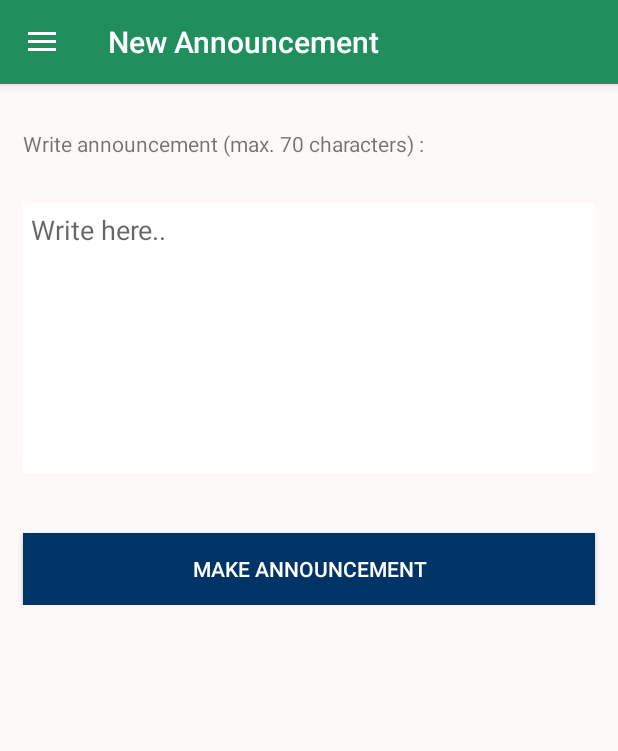
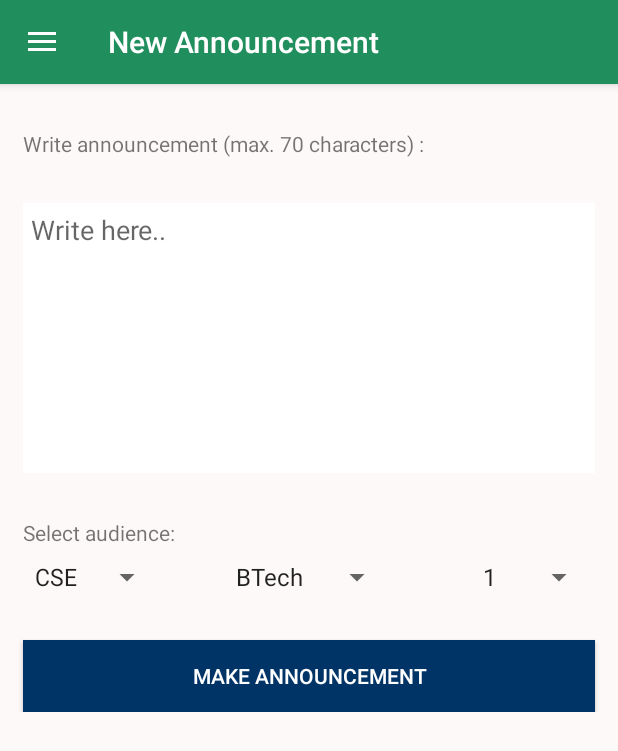
Before and after one commit to shubhamgSD/VQuest, an Android app: the fragment AnnouncementFragment placed in its activity, on a phone screen of 412 x 824 dp. Shown: the top 751 px of the screen. Run offline under Robolectric (Android 15) with nearby library versions, the phone set to English and light mode, and no system bars; our stand-ins replace Firebase (no records; nobody signed in at launch, a user with empty details on screens opened directly); libraries missing offline, so code that uses them is left out: com.google.api.client, com.google.api.services; pictures from the network do not load; 7 statements that could not run were skipped.

Commit message:
final updates from Chirag

```diff
--- a/app/src/main/java/com/csy/vquest/AnnouncementFragment.java
+++ b/app/src/main/java/com/csy/vquest/AnnouncementFragment.java
@@ -9,8 +9,10 @@ import android.view.LayoutInflater;
 import android.view.View;
 import android.view.ViewGroup;
 import android.widget.AdapterView;
+import android.widget.ArrayAdapter;
 import android.widget.Button;
 import android.widget.EditText;
+import android.widget.Spinner;
 import android.widget.Toast;
 
 import com.google.firebase.auth.FirebaseAuth;
@@ -21,6 +23,8 @@ import com.google.firebase.database.FirebaseDatabase;
 import com.google.firebase.database.ServerValue;
 import com.google.firebase.database.ValueEventListener;
 
+import static com.csy.vquest.NavigationDrawerActivity.current_uname;
+
 
 public class AnnouncementFragment extends Fragment{
 
@@ -29,6 +33,9 @@ public class AnnouncementFragment extends Fragment{
     private Button make_announcement;
     private FirebaseDatabase database;
     private long noOfChild = 0;
+
+    private String dept, deg, year;
+    private Spinner deptSpinner, degSpinner, yearSpinner;
 
     public AnnouncementFragment() {
         // Required empty public constructor
@@ -43,8 +50,9 @@ public class AnnouncementFragment extends Fragment{
         getActivity().setTitle("New Announcement");
         View view = inflater.inflate(R.layout.fragment_announcement, container, false);
 
-
-
+        deptSpinner = (Spinner) view.findViewById(R.id.spinner_dept);
+        degSpinner = (Spinner) view.findViewById(R.id.spinner_deg);
+        yearSpinner = (Spinner) view.findViewById(R.id.spinner_year);
 
         database = FirebaseDatabase.getInstance();
         DatabaseReference rootRef = database.getReference();
@@ -64,34 +72,83 @@ public class AnnouncementFragment extends Fragment{
             }
         });
 
+        ArrayAdapter<CharSequence> deptAdapter = ArrayAdapter.createFromResource(
+                getContext(),
+                R.array.dept_all_array,
+                android.R.layout.simple_spinner_item);
+        deptAdapter.setDropDownViewResource(android.R.layout.simple_spinner_dropdown_item);
+        deptSpinner.setAdapter(deptAdapter);
+
+        deptSpinner.setOnItemSelectedListener(new AdapterView.OnItemSelectedListener() {
+            @Override
+            public void onItemSelected(AdapterView<?> parent, View view, int position, long id) {
+                dept = parent.getItemAtPosition(position).toString();
+            }
+
+            @Override
+            public void onNothingSelected(AdapterView<?> parent) {
+                dept = parent.getItemAtPosition(0).toString();
+            }
+        });
+
+        ArrayAdapter<CharSequence> degAdapter = ArrayAdapter.createFromResource(
+                getContext(),
+                R.array.deg_all_array,
+                android.R.layout.simple_spinner_item);
+        degAdapter.setDropDownViewResource(android.R.layout.simple_spinner_dropdown_item);
+        degSpinner.setAdapter(degAdapter);
+
+        degSpinner.setOnItemSelectedListener(new AdapterView.OnItemSelectedListener() {
+            @Override
+            public void onItemSelected(AdapterView<?> parent, View view, int position, long id) {
+                deg = parent.getItemAtPosition(position).toString();
+            }
+
+            @Override
+            public void onNothingSelected(AdapterView<?> parent) {
+                deg = parent.getItemAtPosition(0).toString();
+            }
+        });
+
+        ArrayAdapter<CharSequence> yearAdapter = ArrayAdapter.createFromResource(
+                getContext(),
+                R.array.year_all_array,
+                android.R.layout.simple_spinner_item);
+        yearAdapter.setDropDownViewResource(android.R.layout.simple_spinner_dropdown_item);
+        yearSpinner.setAdapter(yearAdapter);
+
+        yearSpinner.setOnItemSelectedListener(new AdapterView.OnItemSelectedListener() {
+            @Override
+            public void onItemSelected(AdapterView<?> parent, View view, int position, long id) {
+                year = parent.getItemAtPosition(position).toString();
+            }
+
+            @Override
+            public void onNothingSelected(AdapterView<?> parent) {
+                year = parent.getItemAtPosition(0).toString();
+            }
+        });
+
         announcement = (EditText) view.findViewById(R.id.writeannounce);
         make_announcement = (Button) view.findViewById(R.id.buttonannounce);
         make_announcement.setOnClickListener(new View.OnClickListener() {
             @Override
             public void onClick(View view) {
                 ann = announcement.getText().toString();
-                noOfChild = noOfChild + 1;
+
                 FirebaseDatabase database = FirebaseDatabase.getInstance();
                 DatabaseReference rootRef = database.getReference();
                 DatabaseReference announcementRef = rootRef.child("announcement");
 
+                noOfChild = noOfChild + 1;
                 final DatabaseReference newAnnouncementRef = announcementRef.child(String.valueOf(noOfChild));
+                newAnnouncementRef.child("degree").setValue(deg);
+                newAnnouncementRef.child("department").setValue(dept);
+                newAnnouncementRef.child("year").setValue(year);
                 newAnnouncementRef.child("astring").setValue(ann);
                 newAnnouncementRef.child("time").setValue(ServerValue.TIMESTAMP);
-
-                rootRef.child("member")
-                        .child(FirebaseAuth.getInstance().getCurrentUser().getUid())
-                        .child("username").addListenerForSingleValueEvent(new ValueEventListener() {
-                    @Override
-                    public void onDataChange(DataSnapshot dataSnapshot) {
-                        newAnnouncementRef.child("username").setValue(dataSnapshot.getValue());
-                    }
-
-                    @Override
-                    public void onCancelled(DatabaseError databaseError) {
-
-                    }
-                });
+                newAnnouncementRef.child("username").setValue(current_uname);
+                newAnnouncementRef.child("visibility").setValue(1);
 
                 Toast.makeText(getActivity(), "Announced succesfully", Toast.LENGTH_LONG).show();
                 getActivity().onBackPressed();
--- a/app/src/main/java/com/csy/vquest/CreateSurveyFragment.java
+++ b/app/src/main/java/com/csy/vquest/CreateSurveyFragment.java
@@ -319,11 +319,10 @@ public class CreateSurveyFragment extends Fragment implements View.OnClickListen
             newSurveyRef.child("degree").setValue(deg);
             newSurveyRef.child("department").setValue(dept);
             newSurveyRef.child("year").setValue(year);
-
+            newSurveyRef.child("time").setValue(ServerValue.TIMESTAMP);
             newSurveyRef.child("sanonymity").setValue(anonymity);
             newSurveyRef.child("sstring").setValue(surveyQuestion);
             newSurveyRef.child("views").setValue(views);
-            newSurveyRef.child("time").setValue(ServerValue.TIMESTAMP);
             newSurveyRef.child("r_no").setValue(r_no);
             newSurveyRef.child("visibility").setValue(visibility);
             newSurveyRef.child("username").setValue(current_uname);
--- a/app/src/main/java/com/csy/vquest/HomePageFragment.java
+++ b/app/src/main/java/com/csy/vquest/HomePageFragment.java
@@ -56,43 +56,29 @@ import java.util.HashMap;
 import java.util.Map;
 
 import static android.content.ContentValues.TAG;
+import static com.csy.vquest.NavigationDrawerActivity.current_deg;
+import static com.csy.vquest.NavigationDrawerActivity.current_dept;
 import static com.csy.vquest.NavigationDrawerActivity.current_uname;
+import static com.csy.vquest.NavigationDrawerActivity.current_year;
 
 public class HomePageFragment extends Fragment implements AdapterView.OnItemClickListener {
 
-    private ImageButton imageButton;
     private ListView listView;
     private ProgressBar loadingIndicator;
     private BottomNavigationView bottomNavigationView;
 
     private String fragmentType;
 
-    private DatabaseReference announcementRef;
+    private Query announcementRef;
     private RecyclerView list;
     private LinearLayoutManager mLayoutManager;
     private static int year;
     private static int month;
     private static int day;
-    private static int hour;
-    private static int minute;
-    private static int seconds;
 
-//    Parcelable state;
+    private final static String ALL = "All";
 
-//    private int indexList = 0;
-//    private int toplist = 0;
-//    private View vList;
-    private SearchView searchView;
-    private ActionBar bar;
-    private String[] values;
-    CursorAdapter adapter;
-    Query query;
-    Map<String, String>  map;
-    int count=0;
     int i=-1;
-   static int pos=0;
-
-
 
     CustomFirebaseListAdapter firebaseListAdapter;
 
@@ -242,8 +228,6 @@ public class HomePageFragment extends Fragment implements AdapterView.OnItemClic
         }
         View view = inflater.inflate(R.layout.fragment_home_page, container, false);
 
-        announcementRef = FirebaseDatabase.getInstance().getReference("announcement");
-        announcementRef.keepSynced(true);
         list = (RecyclerView) view.findViewById(R.id.list);
         mLayoutManager = new LinearLayoutManager(getContext(),LinearLayoutManager.HORIZONTAL, true);
         mLayoutManager.setStackFromEnd(true);
@@ -307,6 +291,8 @@ public class HomePageFragment extends Fragment implements AdapterView.OnItemClic
 
         DatabaseReference rootRef = FirebaseDatabase.getInstance().getReference();
         DatabaseReference questionRef = rootRef.child("question");
+        announcementRef = rootRef.child("announcement").orderByChild("visibility").equalTo(1);
+        announcementRef.keepSynced(true);
 
         if (fragmentType == "home") {
             firebaseListAdapter = new CustomFirebaseListAdapter(getActivity(),
@@ -357,13 +343,20 @@ public class HomePageFragment extends Fragment implements AdapterView.OnItemClic
     @Override
     public void onStart() {
         super.onStart();
-        FirebaseRecyclerAdapter<AnnouncementBean,AnnouncementViewHolder>firebaseRecyclerAdapter = new FirebaseRecyclerAdapter<AnnouncementBean, AnnouncementViewHolder>
+        FirebaseRecyclerAdapter<AnnouncementBean,AnnouncementViewHolder>firebaseRecyclerAdapter
+                = new FirebaseRecyclerAdapter<AnnouncementBean, AnnouncementViewHolder>
                 (AnnouncementBean.class, R.layout.announcement_item,AnnouncementViewHolder.class,announcementRef) {
             @Override
             protected void populateViewHolder(AnnouncementViewHolder viewHolder, AnnouncementBean model, int position) {
-                viewHolder.setannouncement(model.getAstring());
-                viewHolder.setusername(model.getUsername());
-                viewHolder.settime(model.getTime());
+                if ((model.getDegree().equals(ALL) || model.getDegree().equals(current_deg))
+                        && (model.getDepartment().equals(ALL) || model.getDepartment().equals(current_dept))
+                        && (model.getYear().equals(ALL) || model.getYear().equals(current_year))) {
+
+                    viewHolder.setannouncement(model.getAstring());
+                    viewHolder.setusername(model.getUsername());
+                    viewHolder.settime(model.getTime());
+
+                }
             }
         };
         list.setAdapter(firebaseRecyclerAdapter);
@@ -390,14 +383,12 @@ public class HomePageFragment extends Fragment implements AdapterView.OnItemClic
             Calendar cal = Calendar.getInstance();
             cal.setTime(date);
             year = cal.get(Calendar.YEAR);
-            month = cal.get(Calendar.MONTH);
+            month = cal.get(Calendar.MONTH) + 1;
             day = cal.get(Calendar.DAY_OF_MONTH);
-            hour = cal.get(Calendar.HOUR_OF_DAY);
-            minute = cal.get(Calendar.MINUTE);
-            seconds = cal.get(Calendar.SECOND);
             announcement_time.setText(day+"/"+month+"/"+year);
 
         }
+
     }
 
 }
--- a/app/src/main/res/layout/fragment_announcement.xml
+++ b/app/src/main/res/layout/fragment_announcement.xml
@@ -43,15 +43,56 @@
                 android:inputType="textCapSentences|textMultiLine"
                 android:maxLength="70" />
 
+            <RelativeLayout
+                android:id="@+id/rl_filter_spinner"
+                android:layout_width="match_parent"
+                android:layout_height="wrap_content"
+                android:layout_marginTop="30dp"
+                android:layout_marginLeft="15dp"
+                android:layout_marginRight="15dp"
+                android:layout_below="@id/writeannounce">
+
+                <TextView
+                    android:id="@+id/tv_audience"
+                    android:layout_width="match_parent"
+                    android:layout_height="wrap_content"
+                    android:text="Select audience:"
+                    android:layout_alignParentStart="true"
+                    android:layout_alignParentLeft="true"
+                    android:layout_marginBottom="8dp"/>
+
+                <Spinner
+                    android:id="@+id/spinner_dept"
+                    android:layout_width="wrap_content"
+                    android:layout_height="wrap_content"
+                    android:layout_below="@id/tv_audience"
+                    android:layout_alignParentLeft="true"/>
+
+                <Spinner
+                    android:id="@+id/spinner_deg"
+                    android:layout_width="wrap_content"
+                    android:layout_height="wrap_content"
+                    android:layout_below="@id/tv_audience"
+                    android:layout_centerHorizontal="true"/>
+
+                <Spinner
+                    android:id="@+id/spinner_year"
+                    android:layout_width="wrap_content"
+                    android:layout_height="wrap_content"
+                    android:layout_below="@id/tv_audience"
+                    android:layout_alignParentRight="true"/>
+
+            </RelativeLayout>
+
             <Button
                 android:id="@+id/buttonannounce"
                 android:layout_width="match_parent"
                 android:layout_height="wrap_content"
-                android:layout_below="@+id/writeannounce"
+                android:layout_below="@id/rl_filter_spinner"
                 android:layout_centerHorizontal="true"
                 android:layout_marginLeft="15dp"
                 android:layout_marginRight="15dp"
-                android:layout_marginTop="40dp"
+                android:layout_marginTop="30dp"
                 android:background="@color/naviation"
                 android:textColor="@color/white"
                 android:text="Make Announcement" />
--- a/build.gradle
+++ b/build.gradle
@@ -10,7 +10,7 @@ buildscript {
         google()
     }
     dependencies {
-        classpath 'com.android.tools.build:gradle:3.1.1'
+        classpath 'com.android.tools.build:gradle:3.1.2'
 
         // NOTE: Do not place your application dependencies here; they belong
         // in the individual module build.gradle files
```
Also changed, not shown: app/src/main/java/com/csy/vquest/AnnouncementBean.java (+45 -4 lines), app/src/main/java/com/csy/vquest/ViewSurveyFragment.java (+19 -33 lines).
